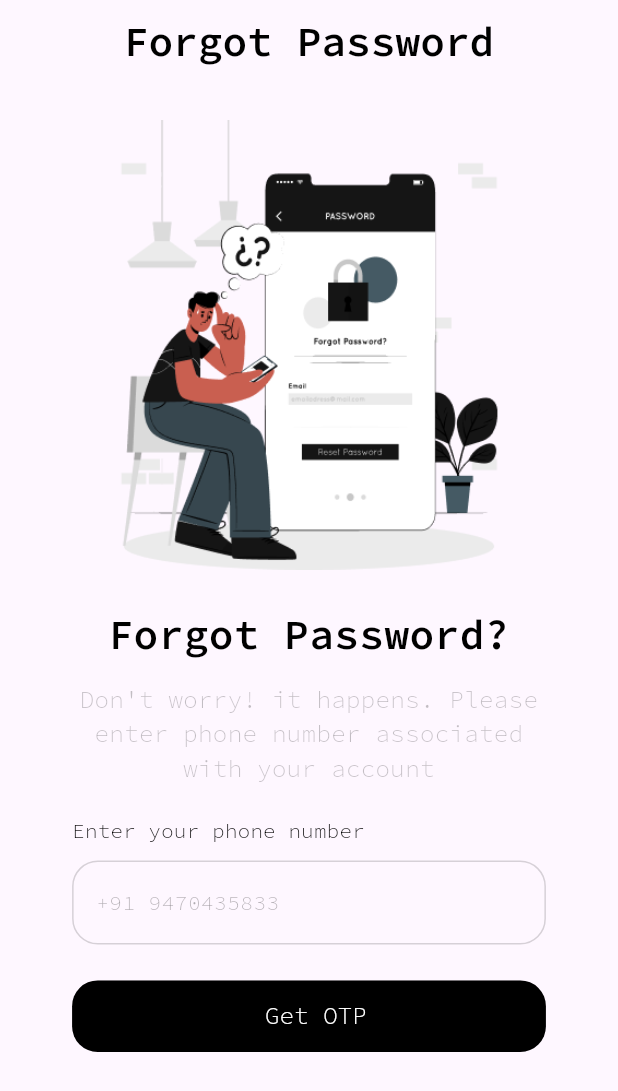
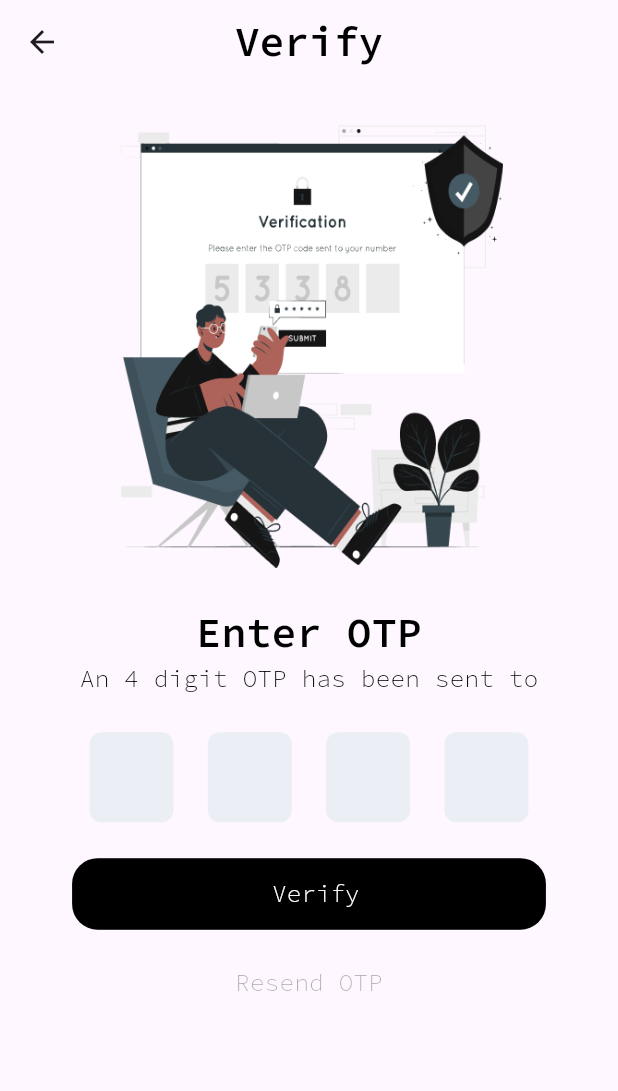
Before and after one commit to Datrix001/BMI-Tracker, a Flutter app: the ForgotPasswordScreen screen opened by its route, after a tap on "Get OTP", on a phone screen of 412 x 824 dp. Shown: the top 1091 px of the screen. Run offline on Flutter 3.47's test engine with Material 3 defaults, Android fonts, the phone set to English and light mode, and no system bars; drawn by our look-alikes of pinput; our stand-ins replace flutter_screenutil, flutter_svg, go_router.

Commit message:
Completed Static ui for auth

```diff
--- a/lib/core/navigation/app_navigator.dart
+++ b/lib/core/navigation/app_navigator.dart
@@ -1,5 +1,7 @@
 import 'package:bmi_tracker/features/auth/presentation/screens/forgot_password_screen.dart';
 import 'package:bmi_tracker/features/auth/presentation/screens/login_screen.dart';
+import 'package:bmi_tracker/features/auth/presentation/screens/new_password_screen.dart';
+import 'package:bmi_tracker/features/auth/presentation/screens/otp_screen.dart';
 import 'package:bmi_tracker/features/auth/presentation/screens/signup_screen.dart';
 import 'package:go_router/go_router.dart';
 
@@ -18,6 +20,11 @@ class AppNavigator {
         path: "/forgot-password",
         builder: (context, state) => ForgotPasswordScreen(),
       ),
+      GoRoute(path: "/otp-screen", builder: (context, state) => OtpScreen()),
+      GoRoute(
+        path: "/new-password",
+        builder: (context, state) => NewPasswordScreen(),
+      ),
     ],
     initialLocation: "/login-screen",
     debugLogDiagnostics: true,
--- a/lib/features/auth/presentation/screens/forgot_password_screen.dart
+++ b/lib/features/auth/presentation/screens/forgot_password_screen.dart
@@ -5,6 +5,7 @@ import 'package:bmi_tracker/gen/assets.gen.dart';
 import 'package:bmi_tracker/gen/colors.gen.dart';
 import 'package:flutter/material.dart';
 import 'package:flutter_screenutil/flutter_screenutil.dart';
+import 'package:go_router/go_router.dart';
 
 class ForgotPasswordScreen extends StatefulWidget {
   const ForgotPasswordScreen({super.key});
@@ -14,23 +15,24 @@ class ForgotPasswordScreen extends StatefulWidget {
   State<ForgotPasswordScreen> createState() => _ForgotPasswordScreenState();
 }
 
-final TextEditingController phoneController = TextEditingController();
+class _ForgotPasswordScreenState extends State<ForgotPasswordScreen> {
+  final TextEditingController phoneController = TextEditingController();
 
-class _ForgotPasswordScreenState extends State<ForgotPasswordScreen> {
   @override
   Widget build(BuildContext context) {
     return Scaffold(
       appBar: AppBar(
         centerTitle: true,
-        automaticallyImplyLeading: false,
+        automaticallyImplyLeading: true,
         title: appTextS1("Forgot Password"),
       ),
-      body: Padding(
+      body: SingleChildScrollView(
         padding: EdgeInsets.only(left: 42.w, right: 42.w, top: 20.h),
+
         child: Column(
           crossAxisAlignment: CrossAxisAlignment.start,
           children: [
-            Center(child: Image.asset(Assets.png.forgotP.path, height: 300)),
+            Center(child: Image.asset(Assets.png.forgotP.path, height: 300.h)),
             Center(
               child: Padding(
                 padding: EdgeInsets.only(top: 20.h, bottom: 10.h),
@@ -42,20 +44,30 @@ class _ForgotPasswordScreenState extends State<ForgotPasswordScreen> {
               color: AppColors.black.withAlpha(60),
               textAlign: TextAlign.center,
             ),
-            Padding(
-              padding: const EdgeInsets.only(top: 20, bottom: 10),
-              child: appTextB2("Enter your phone number"),
-            ),
+            // Padding(
+            //   padding: const EdgeInsets.only(top: 20, bottom: 10),
+            //   child: appTextB2("Enter your phone number"),
+            // ),
+            20.verticalSpace,
             CustomFormField(
-              hintText: "+91 9470435833",
+              hintText: "Enter your email id",
               isPassword: false,
               controller: phoneController,
             ),
             20.verticalSpace,
-            CustomButton(onPressed: () {}, buttonText: 'Get OTP'),
+            CustomButton(
+              onPressed: () => context.push("/otp-screen"),
+              buttonText: 'Get OTP',
+            ),
           ],
         ),
       ),
     );
   }
+
+  @override
+  void dispose() {
+    phoneController.dispose();
+    super.dispose();
+  }
 }
--- /dev/null
+++ b/lib/features/auth/presentation/screens/otp_screen.dart
@@ -0,0 +1,86 @@
+import 'package:bmi_tracker/core/styles/app_text.dart';
+import 'package:bmi_tracker/features/auth/presentation/widgets/custom_button.dart';
+import 'package:bmi_tracker/gen/assets.gen.dart';
+import 'package:bmi_tracker/gen/colors.gen.dart';
+import 'package:flutter/foundation.dart';
+import 'package:flutter/material.dart';
+import 'package:flutter_screenutil/flutter_screenutil.dart';
+import 'package:go_router/go_router.dart';
+import 'package:pinput/pinput.dart';
+
+class OtpScreen extends StatefulWidget {
+  const OtpScreen({super.key});
+  static const routeName = "/otp-screen";
+
+  @override
+  State<OtpScreen> createState() => _OtpScreenState();
+}
+
+class _OtpScreenState extends State<OtpScreen> {
+  final ValueNotifier<bool> isAvailable = ValueNotifier(false);
+
+  @override
+  void initState() {
+    super.initState();
+    Future.delayed(Duration(seconds: 20), () {
+      if (!mounted) return;
+      isAvailable.value = true;
+    });
+  }
+
+  @override
+  Widget build(BuildContext context) {
+    return Scaffold(
+      // resizeToAvoidBottomInset: true,
+      appBar: AppBar(
+        centerTitle: true,
+        automaticallyImplyLeading: true,
+        title: appTextS1("Verify"),
+      ),
+      body: SingleChildScrollView(
+        padding: EdgeInsets.symmetric(horizontal: 42.w),
+        child: Column(
+          children: [
+            Padding(
+              padding: EdgeInsets.symmetric(vertical: 20.h),
+              child: Center(
+                child: Image.asset(Assets.png.opt.path, height: 250.h),
+              ),
+            ),
+            appTextS1("Enter OTP"),
+            appTextB1("An 4 digit OTP has been sent to"),
+            Padding(
+              padding: EdgeInsets.symmetric(vertical: 20.h),
+              child: Pinput(separatorBuilder: (_) => SizedBox(width: 20.w)),
+            ),
+            CustomButton(
+              onPressed: () => context.go("/new-password"),
+              buttonText: "Verify",
+            ),
+            20.verticalSpace,
+            ValueListenableBuilder<bool>(
+              valueListenable: isAvailable,
+              builder: (context, isAvailable, _) {
+                return isAvailable
+                    ? TextButton(
+                        onPressed: () {},
+                        child: appTextB1("Resend OTP"),
+                      )
+                    : appTextB1(
+                        "Resend OTP",
+                        color: AppColors.black.withAlpha(80),
+                      );
+              },
+            ),
+          ],
+        ),
+      ),
+    );
+  }
+
+  @override
+  void dispose() {
+    isAvailable.dispose();
+    super.dispose();
+  }
+}
--- a/lib/gen/assets.gen.dart
+++ b/lib/gen/assets.gen.dart
@@ -65,11 +65,11 @@ class $AssetsPngGen {
   /// File path: assets/png/hidden.png
   AssetGenImage get hidden => const AssetGenImage('assets/png/hidden.png');
 
-  /// File path: assets/png/otp.png
-  AssetGenImage get otp => const AssetGenImage('assets/png/otp.png');
+  /// File path: assets/png/opt.png
+  AssetGenImage get opt => const AssetGenImage('assets/png/opt.png');
 
   /// List of all assets
-  List<AssetGenImage> get values => [eye, forgotP, hidden, otp];
+  List<AssetGenImage> get values => [eye, forgotP, hidden, opt];
 }
 
 class $AssetsSvgGen {
--- a/pubspec.yaml
+++ b/pubspec.yaml
@@ -12,6 +12,7 @@ dependencies:
   flutter_screenutil: ^5.9.3
   flutter_svg: ^2.2.3
   go_router: ^17.0.1
+  pinput: ^6.0.1
 
 dev_dependencies:
   flutter_test:
```
Also changed, not shown: lib/features/auth/presentation/screens/login_screen.dart (+4 -3 lines), lib/features/auth/presentation/screens/new_password_screen.dart (added, +71 -0 lines), lib/features/auth/presentation/screens/signup_screen.dart (+9 -5 lines), assets/png/opt.png (added), assets/png/otp.png (deleted), pubspec.lock.
